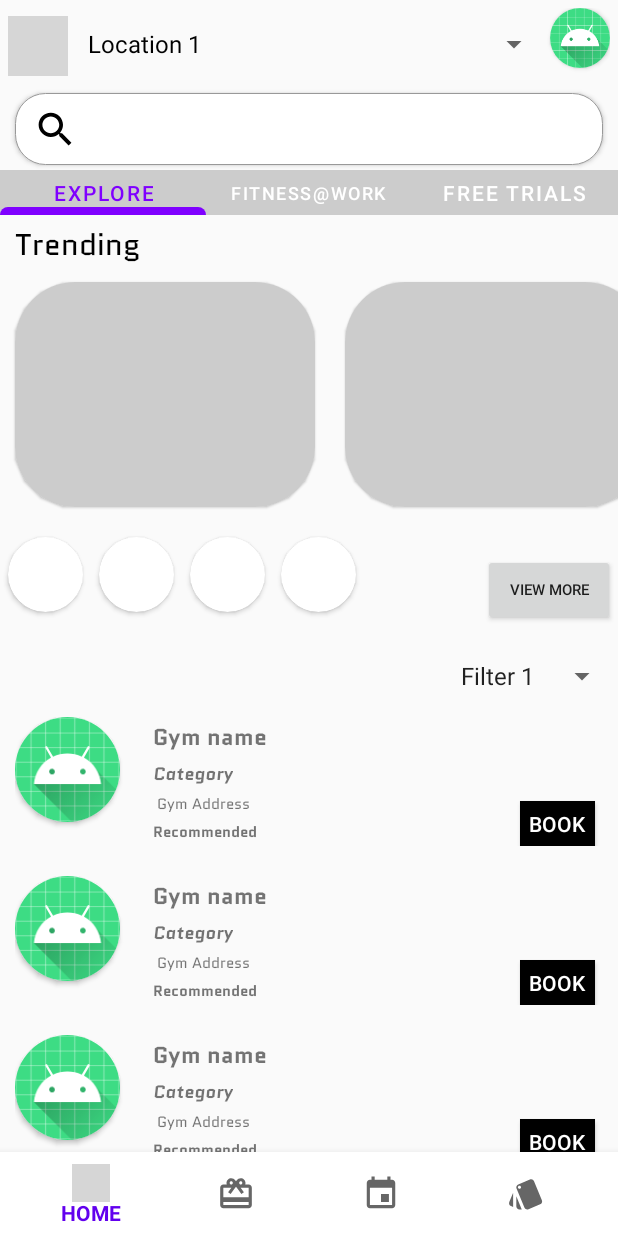
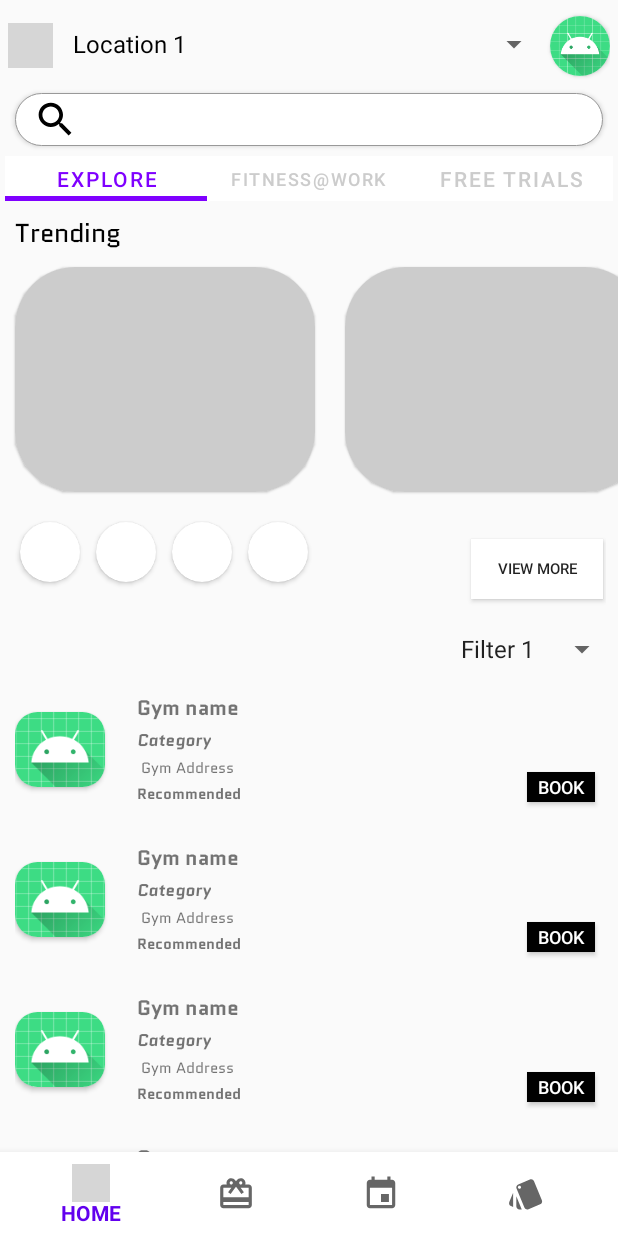
Before and after one commit to rishabh-hub/Fitness2020, an Android app: the screen it shows after launch (MainActivity), on a phone screen of 412 x 824 dp. Run offline under Robolectric (Android 15) with nearby library versions, the phone set to English and light mode, and no system bars; grey boxes are pictures that could not be loaded.

Commit message:
style improved

```diff
--- a/app/src/main/res/layout/activity_main.xml
+++ b/app/src/main/res/layout/activity_main.xml
@@ -14,15 +14,16 @@
             android:layout_width="match_parent"
             android:layout_height="wrap_content"
             android:id="@+id/toolbar"
+
             android:layout_margin="5sp"
             >
 
             <ImageView
                 android:id="@+id/menu_button"
-                android:layout_width="40sp"
-                android:layout_height="40sp"
+                android:layout_width="30sp"
+                android:layout_height="30sp"
                 android:layout_alignParentStart="true"
-                android:layout_marginTop="5sp"
+                android:layout_marginTop="10sp"
                 android:background="@drawable/ic_menu_black_24dp" />
 
             <Spinner
@@ -38,6 +39,7 @@
             <androidx.cardview.widget.CardView
                 android:layout_width="40sp"
                 android:layout_height="40sp"
+                android:layout_marginTop="5sp"
                 android:layout_alignParentRight="true"
                 app:cardCornerRadius="20sp"
                 android:id="@+id/user_image_cardvw"
--- a/app/src/main/res/layout/fragment_home.xml
+++ b/app/src/main/res/layout/fragment_home.xml
@@ -21,26 +21,31 @@
 <!--            >-->
     <androidx.appcompat.widget.SearchView
         android:layout_width="match_parent"
-        android:layout_height="wrap_content"
+        android:layout_height="35dp"
         android:id="@+id/home_search"
         android:queryHint="Search for workouts ,gyms etc"
         android:iconifiedByDefault="false"
         android:layout_marginVertical="3sp"
         android:layout_marginHorizontal="10sp"
+
         android:elevation="2sp"
         app:searchIcon="@drawable/ic_search_black_24dp"
         android:background="@drawable/bg_searchbar"
         />
+    <LinearLayout
+        android:layout_width="match_parent"
+        android:layout_height="wrap_content"
+        android:layout_below="@id/home_search"
+        android:padding="3sp"
+        android:id="@+id/tab_bar">
     <com.google.android.material.tabs.TabLayout
         android:layout_width="match_parent"
         android:layout_height="30sp"
-        android:background="#ccc"
-        app:tabTextColor="#fff"
-        android:layout_below="@id/home_search"
+        android:background="#FFFFFF"
+        app:tabTextColor="#ccc"
         android:id="@+id/home_tab_layout"
-        app:tabIndicator="@drawable/tab_indicator_background"
         app:tabIndicatorColor="#7f00ff"
-        app:tabIndicatorHeight="5sp"
+        app:tabIndicatorHeight="3sp"
         app:tabSelectedTextColor="#7f00ff"
         >
         <com.google.android.material.tabs.TabItem
@@ -65,12 +70,14 @@
 
 
     </com.google.android.material.tabs.TabLayout>
+    </LinearLayout>
+
 
     <androidx.viewpager.widget.ViewPager
         android:layout_width="match_parent"
         android:layout_height="wrap_content"
         android:id="@+id/home_viewpager"
-        android:layout_below="@id/home_tab_layout"
+        android:layout_below="@id/tab_bar"
         >
         <FrameLayout
             android:layout_width="match_parent"
--- a/app/src/main/res/layout/home_fragment_explore_tab.xml
+++ b/app/src/main/res/layout/home_fragment_explore_tab.xml
@@ -23,7 +23,7 @@
                 android:layout_width="wrap_content"
                 android:layout_height="wrap_content"
                 android:text="Trending"
-                android:textSize="20sp"
+                android:textSize="17sp"
                 android:textColor="#000"
                 android:fontFamily="@font/qcregular"
                 android:id="@+id/home_trending_tv"
@@ -55,14 +55,15 @@
                 android:layout_height="wrap_content"
                 android:orientation="horizontal"
                 android:layout_marginVertical="8sp"
+                android:paddingHorizontal="8sp"
                 android:layout_below="@id/home_trending_rv"
                 android:gravity="fill"
                 android:id="@+id/home_fragment_explore_tab_activities"
                 >
                 <androidx.cardview.widget.CardView
-                    android:layout_width="50sp"
-                    android:layout_height="50sp"
-                    app:cardCornerRadius="25sp"
+                    android:layout_width="40sp"
+                    android:layout_height="40sp"
+                    app:cardCornerRadius="20sp"
                     android:layout_marginHorizontal="5sp"
                     android:layout_marginVertical="2sp"
                     android:id="@+id/home_fragment_explore_tab_activities_cardvw1"
@@ -76,9 +77,9 @@
                 </androidx.cardview.widget.CardView>
 
                 <androidx.cardview.widget.CardView
-                    android:layout_width="50sp"
-                    android:layout_height="50sp"
-                    app:cardCornerRadius="25sp"
+                    android:layout_width="40sp"
+                    android:layout_height="40sp"
+                    app:cardCornerRadius="20sp"
                     android:layout_marginHorizontal="5sp"
                     android:layout_marginVertical="2sp"
                     android:layout_toEndOf="@id/home_fragment_explore_tab_activities_cardvw1"
@@ -93,9 +94,9 @@
                 </androidx.cardview.widget.CardView>
 
                 <androidx.cardview.widget.CardView
-                    android:layout_width="50sp"
-                    android:layout_height="50sp"
-                    app:cardCornerRadius="25sp"
+                    android:layout_width="40sp"
+                    android:layout_height="40sp"
+                    app:cardCornerRadius="20sp"
                     android:layout_marginHorizontal="5sp"
                     android:layout_marginVertical="2sp"
                     android:layout_toEndOf="@id/home_fragment_explore_tab_activities_cardvw2"
@@ -110,9 +111,9 @@
                 </androidx.cardview.widget.CardView>
 
                 <androidx.cardview.widget.CardView
-                    android:layout_width="50sp"
-                    android:layout_height="50sp"
-                    app:cardCornerRadius="25sp"
+                    android:layout_width="40sp"
+                    android:layout_height="40sp"
+                    app:cardCornerRadius="20sp"
                     android:layout_marginHorizontal="5sp"
                     android:layout_marginVertical="2sp"
                     android:layout_toEndOf="@id/home_fragment_explore_tab_activities_cardvw3"
@@ -128,12 +129,13 @@
 
                 <Button
                     android:layout_width="wrap_content"
-                    android:layout_height="wrap_content"
+                    android:layout_height="40sp"
                     android:text="View More"
                     android:textSize="10sp"
                     android:layout_marginHorizontal="2sp"
                     android:layout_marginVertical="13sp"
                     android:layout_alignParentEnd="true"
+                    android:background="#fff"
                     android:id="@+id/home_fragment_explore_tab_activities_btn"
                     />
 
@@ -170,7 +172,7 @@
                 android:layout_width="wrap_content"
                 android:layout_height="wrap_content"
                 android:text="Popular"
-                android:textSize="20sp"
+                android:textSize="17sp"
                 android:textColor="#000"
                 android:fontFamily="@font/qcregular"
                 android:layout_below="@id/home_trending_rv_1"
--- a/app/src/main/res/layout/popular_rv_xml.xml
+++ b/app/src/main/res/layout/popular_rv_xml.xml
@@ -4,12 +4,13 @@
     android:orientation="vertical"
     android:layout_margin="10sp"
     android:layout_width="match_parent"
-    android:layout_height="wrap_content">
+    android:layout_height="80sp">
 
     <androidx.cardview.widget.CardView
-        android:layout_width="70sp"
-        android:layout_height="70sp"
-        app:cardCornerRadius="35sp"
+        android:layout_width="60sp"
+        android:layout_height="50sp"
+        app:cardCornerRadius="15sp"
+        android:layout_centerVertical="true"
         android:id="@+id/popular_rv_xml_cardvw"
         >
     <ImageView
@@ -34,8 +35,8 @@
             android:fontFamily="@font/qcbold"
             android:id="@+id/popular_rv_xml_name"
             android:text="Name of gym"
-            android:padding="2sp"
-            android:textSize="15sp"
+            android:padding="1sp"
+            android:textSize="14sp"
             />
         <TextView
             android:layout_width="wrap_content"
@@ -43,8 +44,8 @@
             android:fontFamily="@font/qcbolditalic"
             android:id="@+id/popular_rv_xml_cat"
             android:text="Type(i.e.gym)"
-            android:padding="2sp"
-            android:textSize="12sp"
+            android:padding="1sp"
+            android:textSize="11sp"
             android:layout_below="@id/popular_rv_xml_name"
             />
 
@@ -55,7 +56,7 @@
             android:id="@+id/popular_rv_xml_address"
             android:text="Address of gym"
             android:textSize="10sp"
-            android:padding="2sp"
+            android:padding="1sp"
             android:layout_below="@id/popular_rv_xml_cat"
             />
 
@@ -66,18 +67,19 @@
             android:id="@+id/popular_rv_xml_recommended"
             android:text="Recommended"
             android:textSize="10sp"
-            android:padding="2sp"
+            android:padding="1sp"
             android:layout_below="@id/popular_rv_xml_address"
             />
 
 
     </RelativeLayout>
     <Button
-        android:layout_width="50sp"
-        android:layout_height="30sp"
+        android:layout_width="45sp"
+        android:layout_height="20sp"
         android:text="BOOK"
         android:layout_margin="5sp"
         android:textColor="#fff"
+        android:textSize="12sp"
         android:background="#000"
         android:id="@+id/popular_rv_xml_book"
         android:layout_alignParentRight="true"
```
